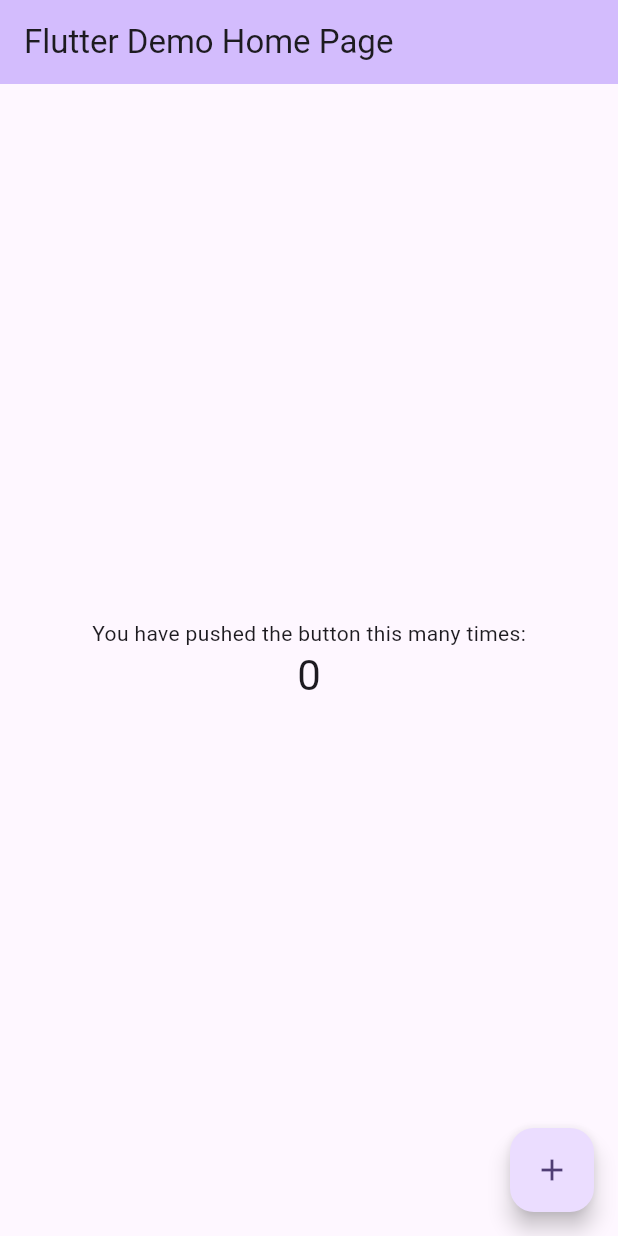
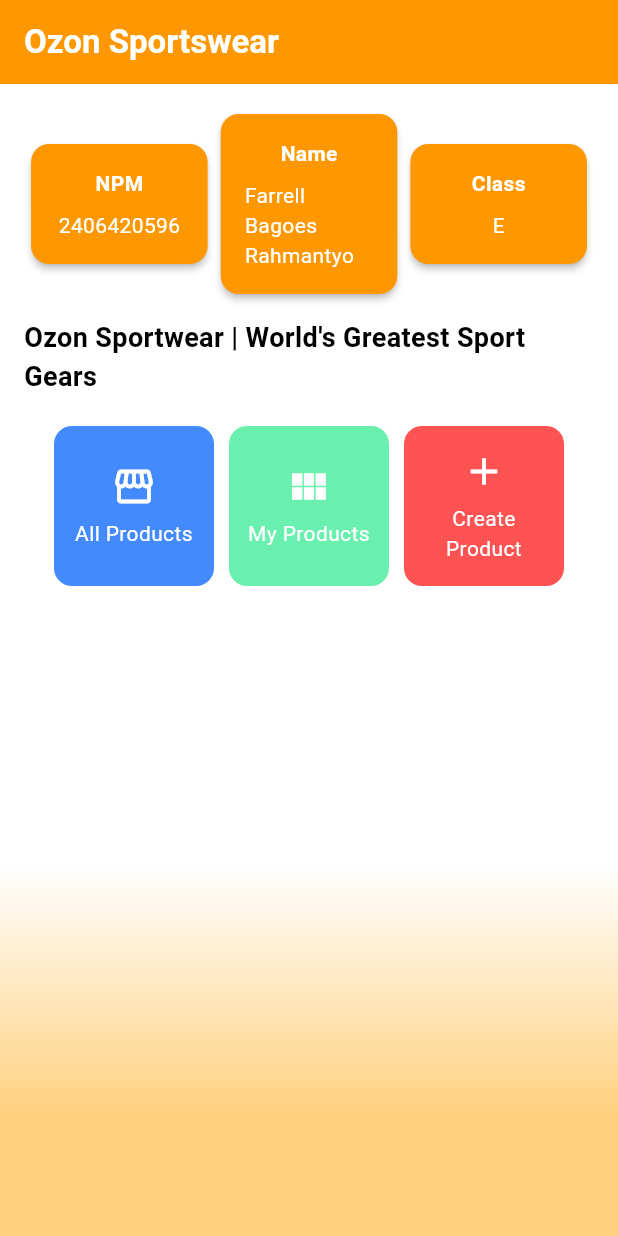
Before and after one commit to Rekkin99/ozon-sportswear-mobile, a Flutter app: the screen it shows after launch, on a phone screen of 412 x 824 dp. Run offline on Flutter 3.47's test engine with Material 3 defaults, Android fonts, the phone set to English and light mode, and no system bars.

Commit message:
Add Home Page With 3 Button(All/My/Create Product)

```diff
--- a/lib/main.dart
+++ b/lib/main.dart
@@ -1,4 +1,5 @@
 import 'package:flutter/material.dart';
+import 'package:ozon_sportwears/menu.dart';
 
 void main() {
   runApp(const MyApp());
@@ -28,95 +29,13 @@
         //
         // This works for code too, not just values: Most code changes can be
         // tested with just a hot reload.
-        colorScheme: ColorScheme.fromSeed(seedColor: Colors.deepPurple),
+        colorScheme: ColorScheme.fromSwatch(primarySwatch: Colors.orange)
+            .copyWith(
+            primary: Colors.orange[500],
+            secondary: Colors.orangeAccent[100],
+            ),
       ),
-      home: const MyHomePage(title: 'Flutter Demo Home Page'),
+      home: MyHomePage(),
     );
   }
 }
-
-class MyHomePage extends StatefulWidget {
-  const MyHomePage({super.key, required this.title});
-
-  // This widget is the home page of your application. It is stateful, meaning
-  // that it has a State object (defined below) that contains fields that affect
-  // how it looks.
-
-  // This class is the configuration for the state. It holds the values (in this
-  // case the title) provided by the parent (in this case the App widget) and
-  // used by the build method of the State. Fields in a Widget subclass are
-  // always marked "final".
-
-  final String title;
-
-  @override
-  State<MyHomePage> createState() => _MyHomePageState();
-}
-
-class _MyHomePageState extends State<MyHomePage> {
-  int _counter = 0;
-
-  void _incrementCounter() {
-    setState(() {
-      // This call to setState tells the Flutter framework that something has
-      // changed in this State, which causes it to rerun the build method below
-      // so that the display can reflect the updated values. If we changed
-      // _counter without calling setState(), then the build method would not be
-      // called again, and so nothing would appear to happen.
-      _counter++;
-    });
-  }
-
-  @override
-  Widget build(BuildContext context) {
-    // This method is rerun every time setState is called, for instance as done
-    // by the _incrementCounter method above.
-    //
-    // The Flutter framework has been optimized to make rerunning build methods
-    // fast, so that you can just rebuild anything that needs updating rather
-    // than having to individually change instances of widgets.
-    return Scaffold(
-      appBar: AppBar(
-        // TRY THIS: Try changing the color here to a specific color (to
-        // Colors.amber, perhaps?) and trigger a hot reload to see the AppBar
-        // change color while the other colors stay the same.
-        backgroundColor: Theme.of(context).colorScheme.inversePrimary,
-        // Here we take the value from the MyHomePage object that was created by
-        // the App.build method, and use it to set our appbar title.
-        title: Text(widget.title),
-      ),
-      body: Center(
-        // Center is a layout widget. It takes a single child and positions it
-        // in the middle of the parent.
-        child: Column(
-          // Column is also a layout widget. It takes a list of children and
-          // arranges them vertically. By default, it sizes itself to fit its
-          // children horizontally, and tries to be as tall as its parent.
-          //
-          // Column has various properties to control how it sizes itself and
-          // how it positions its children. Here we use mainAxisAlignment to
-          // center the children vertically; the main axis here is the vertical
-          // axis because Columns are vertical (the cross axis would be
-          // horizontal).
-          //
-          // TRY THIS: Invoke "debug painting" (choose the "Toggle Debug Paint"
-          // action in the IDE, or press "p" in the console), to see the
-          // wireframe for each widget.
-          mainAxisAlignment: MainAxisAlignment.center,
-          children: <Widget>[
-            const Text('You have pushed the button this many times:'),
-            Text(
-              '$_counter',
-              style: Theme.of(context).textTheme.headlineMedium,
-            ),
-          ],
-        ),
-      ),
-      floatingActionButton: FloatingActionButton(
-        onPressed: _incrementCounter,
-        tooltip: 'Increment',
-        child: const Icon(Icons.add),
-      ), // This trailing comma makes auto-formatting nicer for build methods.
-    );
-  }
-}
--- /dev/null
+++ b/lib/menu.dart
@@ -0,0 +1,184 @@
+import 'package:flutter/material.dart';
+
+class MyHomePage extends StatelessWidget {
+  MyHomePage({super.key});
+
+  final String nama = "Farrell Bagoes Rahmantyo";
+  final String npm = "2406420596";
+  final String kelas = "E";
+
+  final List<ItemHomePage> items = [
+    ItemHomePage("All Products", Icons.storefront, Colors.blueAccent),
+    ItemHomePage("My Products", Icons.view_module, Colors.greenAccent),
+    ItemHomePage("Create Product", Icons.add, Colors.redAccent),
+  ];
+
+  @override
+  Widget build(BuildContext context) {
+    // Scaffold menyediakan struktur dasar halaman dengan AppBar dan body.
+    return Container(
+      // Background Color
+      decoration: BoxDecoration(
+          gradient: LinearGradient(
+              begin: Alignment.topCenter,
+              end: Alignment.bottomCenter,
+              stops: [0.7, 0.9],
+              colors: [Colors.white, Theme.of(context).colorScheme.secondary])),
+
+      child:Scaffold(
+        // Biar Background Muncul
+        backgroundColor: Colors.transparent,
+      // AppBar
+        appBar: AppBar(
+          title: const Text('Ozon Sportswear', style: TextStyle(color: Colors.white, fontWeight: FontWeight.bold), ),
+          // Warna latar navbar diambil dari color scheme primary aplikasi
+          backgroundColor: Theme.of(context).colorScheme.primary,
+        ),
+        // Body halaman dengan padding
+        body: Padding(
+            padding: const EdgeInsets.all(16.0),
+            child: Column(
+              crossAxisAlignment: CrossAxisAlignment.center,
+              children: [
+                Row(
+                  mainAxisAlignment: MainAxisAlignment.spaceEvenly,
+                  children: [
+                    InfoCard(title: 'NPM', content: npm),
+                    InfoCard(title: 'Name', content: nama),
+                    InfoCard(title: 'Class', content: kelas),
+                  ],
+                ),
+                // Memberikan jarak vertikal 4 unit.
+                const SizedBox(height: 4.0),
+
+                // di tengah halaman
+                Center(
+                    child: Column(
+                      // Menyusun secara vertikal
+                      children: [
+                        const Padding(
+                          padding: EdgeInsets.only(top: 8.0),
+                          child: Text(
+                            "Ozon Sportwear | World's Greatest Sport Gears",
+                            style: TextStyle(fontWeight: FontWeight.bold,
+                              fontSize: 18.0,),
+                          ),
+                        ),
+                        // GRid buat nampilin ItemCard dalam bentuk grid 3 kolom.
+                        GridView.count(
+                          primary: true,
+                          padding: const EdgeInsets.all(20),
+                          crossAxisSpacing: 10,
+                          mainAxisSpacing: 10,
+                          crossAxisCount: 3,
+                          // shrinkWrap biar grid nyesuain tinggi konten
+                          shrinkWrap: true,
+                          children: items.map((ItemHomePage item) {
+                            return ItemCard(item);
+                          }).toList(),
+                        ),
+                      ],
+                    )
+                ),
+              ],
+            )
+        )
+    ),
+    );
+  }
+}
+
+// Info Card
+class InfoCard extends StatelessWidget {
+  final String title;
+  final String content;
+
+  const InfoCard({super.key, required this.title, required this.content});
+
+  @override
+  Widget build(BuildContext context) {
+    return Card(
+        color: Theme.of(context).colorScheme.primary,
+        elevation: 2.0,
+        child: Container(
+            width: MediaQuery.of(context).size.width / 3.5,
+            padding: const EdgeInsets.all(16.0),
+            child: Column(
+              children: [
+                Text(
+                  title,
+                  style: const TextStyle(fontWeight: FontWeight.bold, color: Colors.white),
+                ),
+                const SizedBox(height: 8.0),
+                Text(
+                    content,
+                  style: const TextStyle(color: Colors.white),
+                ),
+              ],
+            )
+        )
+    );
+  }
+}
+
+// Item Home Page
+class ItemHomePage {
+  final String name;
+  final IconData icon;
+  final Color color;
+  ItemHomePage(this.name, this.icon, this.color);
+}
+
+// Item Card
+class ItemCard extends StatelessWidget{
+  // Menampilkan Kartu dengan nama dan Icon
+
+  final ItemHomePage item;
+  const ItemCard(this.item, {super.key});
+
+  @override
+  Widget build(BuildContext context){
+    return Material(
+      // Warna Latar Belakang dari Tema Applikasi
+      color: item.color,
+      // Membuat Sudut Kartu Rounder
+      borderRadius: BorderRadius.circular(12),
+
+      child: InkWell(
+        // Aksi Ketika Kartu dipencet
+        onTap:(){
+          // Tampilkan Pesan SnackBar
+          ScaffoldMessenger.of(context)
+            ..hideCurrentSnackBar()
+            ..showSnackBar(
+                SnackBar(content: Text("Kamu telah menekan tombol ${item.name}!"),)
+            );
+        },
+
+        // Container untuk menyimpan Text dan Icon
+        child: Container(
+          padding: const EdgeInsets.all(8),
+          child:Center(
+            child: Column(
+              // Menyusun Ikon dan Teks di Tengah Kartu
+              mainAxisAlignment: MainAxisAlignment.center,
+              children: [
+                Icon(
+                  item.icon,
+                  color: Colors.white,
+                  size: 30.0,
+                ),
+                const Padding(padding: EdgeInsets.all(3)),
+                Text(
+                  item.name,
+                  textAlign: TextAlign.center,
+                  style: const TextStyle(color : Colors.white),
+                )
+              ],
+            ),
+          ),
+        ),
+      ),
+    );
+  }
+}
```
